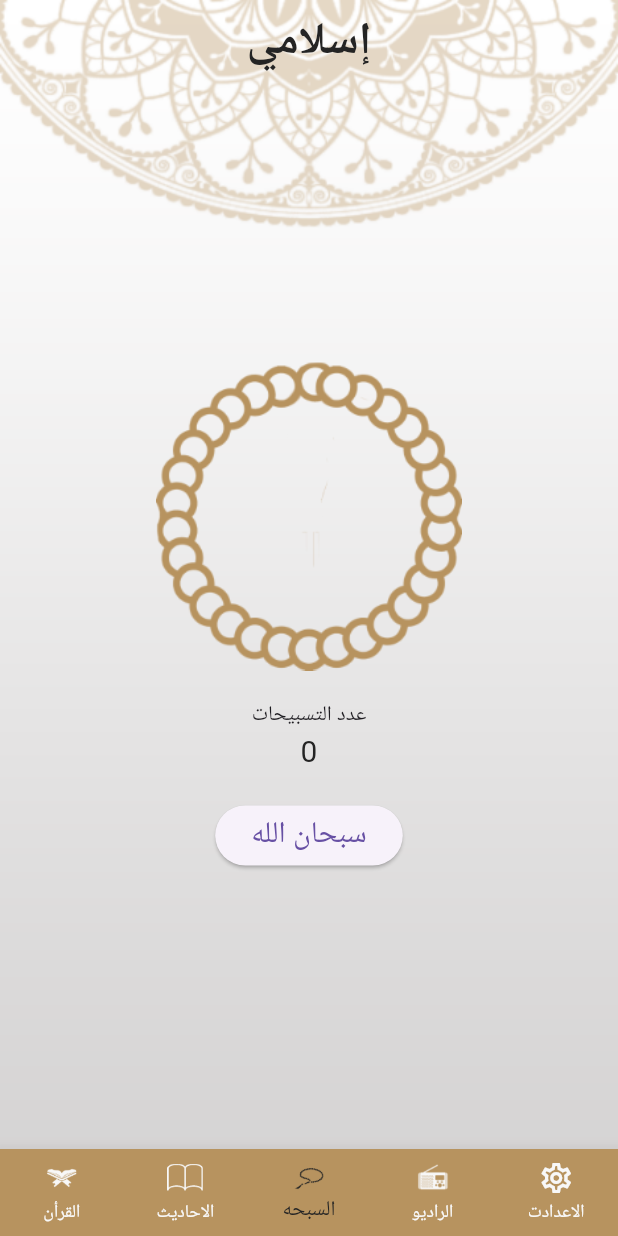
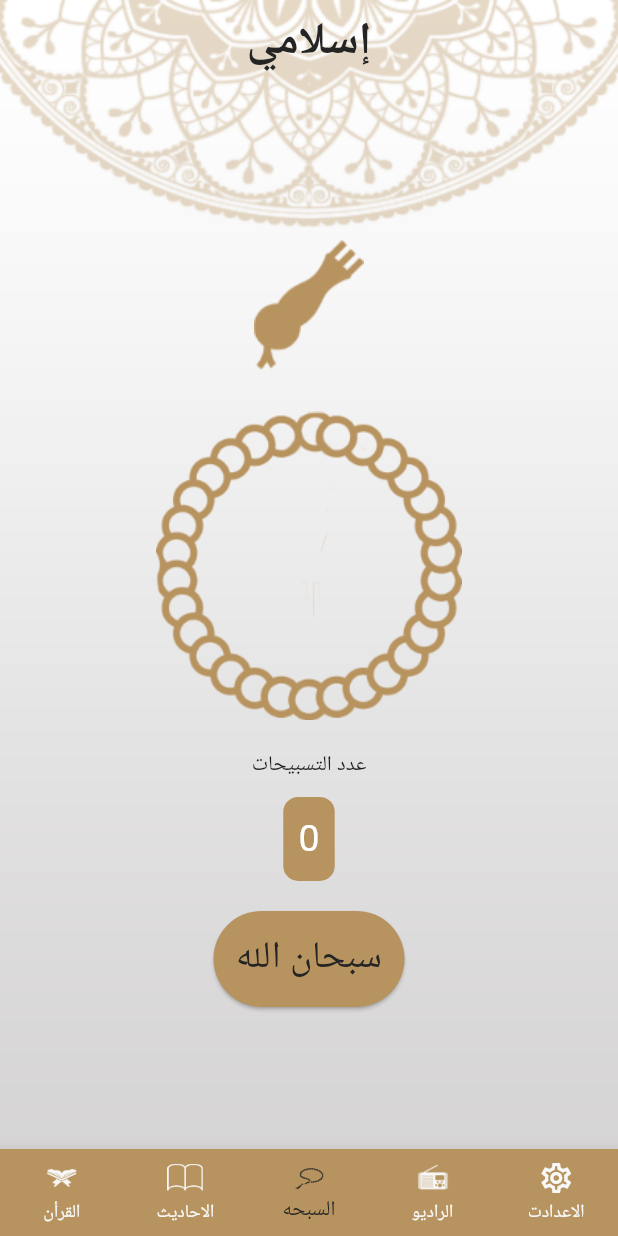
Before and after one commit to abdulrahmanal-saeed/IslamiApp, a Flutter app: the screen it shows after launch, item 3 of the bottom bar chosen, on a phone screen of 412 x 824 dp. Run offline on Flutter 3.47's test engine with Material 3 defaults, Android fonts, the phone set to English and light mode, and no system bars.

Commit message:
Sebha tab Editing

```diff
--- a/lib/tabs/sebha/sebha_tab.dart
+++ b/lib/tabs/sebha/sebha_tab.dart
@@ -1,4 +1,5 @@
 import 'package:flutter/material.dart';
+import 'package:islami_app/app_theme.dart';
 
 class SebhaTab extends StatefulWidget {
 
@@ -56,6 +57,7 @@ class _SebhaTabState extends State<SebhaTab> with SingleTickerProviderStateMixin
         child: Column(
           mainAxisAlignment: MainAxisAlignment.center,
           children: <Widget>[
+            Image.asset('assets/images/head_sebha_logo.png',height: MediaQuery.of(context).size.height * 0.15,),
             Row(
               mainAxisAlignment: MainAxisAlignment.center,
               children: [
@@ -71,14 +73,23 @@ class _SebhaTabState extends State<SebhaTab> with SingleTickerProviderStateMixin
             Text(
               'عدد التسبيحات',
             ),
-            Text(
-              '$counter',
-              style: Theme.of(context).textTheme.titleLarge,
+            Container(
+              margin: EdgeInsets.only(top: 10),
+              padding: EdgeInsets.all(10),
+              decoration: BoxDecoration(
+                color: AppTheme.lightPrimary, // لون الخلفية
+                borderRadius: BorderRadius.circular(10), // تدوير الحواف
+              ),
+              child: Text(
+                '$counter',
+                style: TextStyle(fontSize: 25, color: Colors.white), // نص الرقم
+              ),
             ),
             SizedBox(height: 20),
             ElevatedButton(
+              style: ElevatedButton.styleFrom(backgroundColor:AppTheme.lightPrimary, padding: EdgeInsets.all(15) ),
               onPressed: incrementCounter,
-              child: Text(tasbeeh, style: TextStyle(fontSize: 20)),
+              child: Text(tasbeeh, style: Theme.of(context).textTheme.headlineSmall,),
             ),
           ],
         ),
```
Also changed, not shown: 1 other file.
